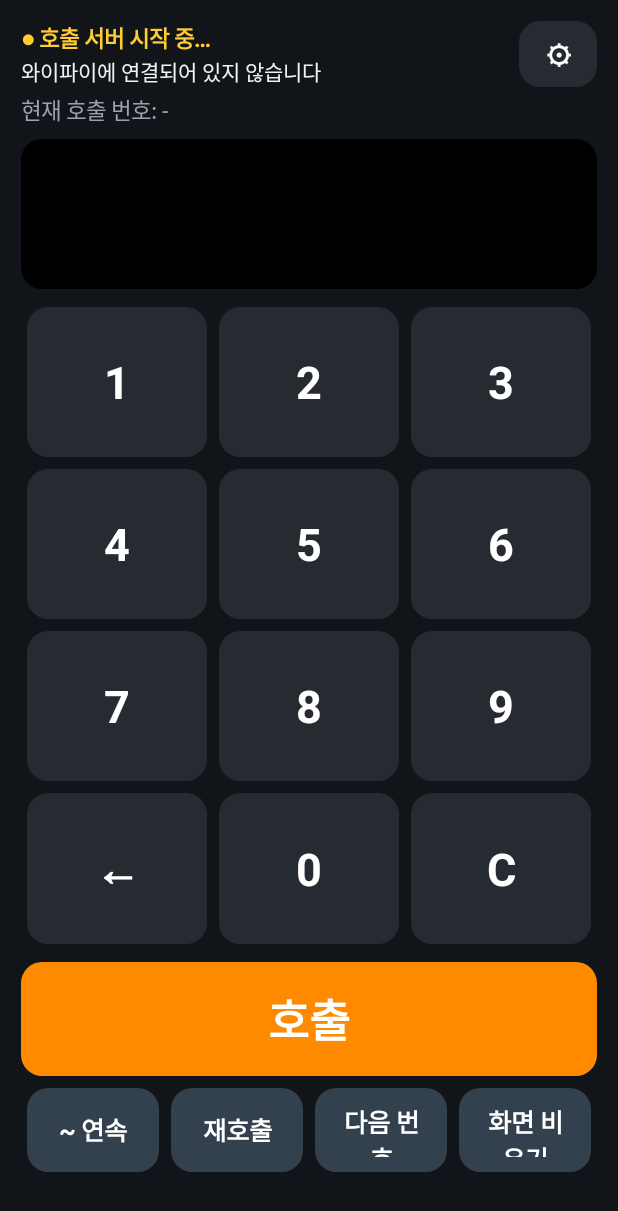
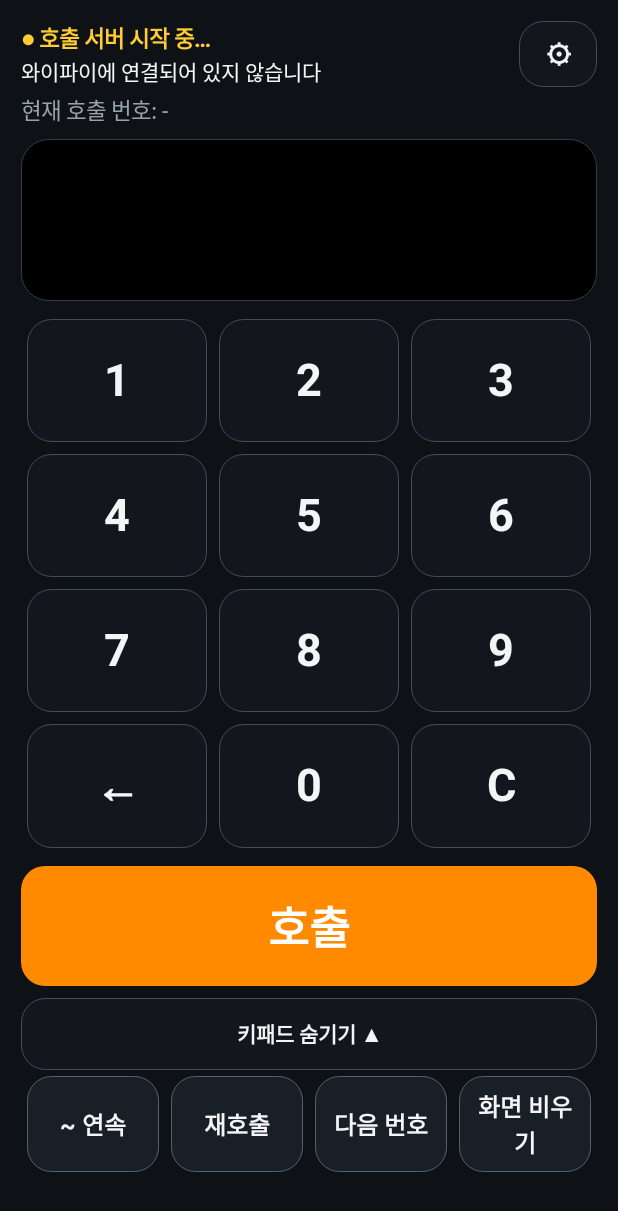
Before and after one commit to zzangf1234-boop/s, an Android app: the screen it shows after launch (CallerActivity), after a tap on "📱 호출기 (호스트 · 번호 보내기)", on a phone screen of 412 x 824 dp. Shown: the top 1211 px of the screen. Run offline under Robolectric (Android 15) with nearby library versions, the phone set to English and light mode, and no system bars; network calls fail; pictures from the network do not load.

Commit message:
호출기 화면 디자인 개선 + 세로 화면 키패드 숨기기 (1.4.0)
- 남색 톤 정리, 버튼에 테두리·자동 글자 크기(글씨 잘림 방지), 입력칸 패널 스타일
- 세로 화면에도 키패드 숨기기 토글 (숨기면 입력·호출 버튼이 커짐, 선택 기억)
- 모든 대화상자를 앱 어두운 테마(DidDialog)로 통일

Co-Authored-By: Claude Code <noreply@anthropic.com>

```diff
--- a/app/src/main/java/com/store/didcall/CallerActivity.java
+++ b/app/src/main/java/com/store/didcall/CallerActivity.java
@@ -196,7 +196,7 @@ public class CallerActivity extends Activity implements VoiceRecorder.Host {
     private TextView makeInput(float sp) {
         inputView = Ui.text(this, "", sp, Ui.YELLOW, true);
         inputView.setGravity(Gravity.CENTER);
-        inputView.setBackground(Ui.round(this, 0xFF000000, 14));
+        inputView.setBackground(Ui.panel(this, 0xFF000000, 18));
         inputView.setLetterSpacing(0.1f);
         inputView.setSingleLine(true);
         if (Build.VERSION.SDK_INT >= 26) { // "123~130" 처럼 길어지면 글자를 줄여 한 줄에
@@ -277,7 +277,7 @@ public class CallerActivity extends Activity implements VoiceRecorder.Host {
             b.setOnLongClickListener(v -> {
                 tap(v);
                 String items = o.optString("items");
-                new AlertDialog.Builder(this, android.R.style.Theme_Material_Dialog_Alert)
+                new AlertDialog.Builder(this, R.style.DidDialog)
                         .setTitle(n + "번 주문")
                         .setMessage((items.isEmpty() ? "" : items + "\n\n") + "조리중 목록에서 지울까요? (호출하지 않음)")
                         .setPositiveButton("지우기", (d, x) -> request("/waiting/remove?n=" + n, n + "번을 조리중에서 지웠습니다"))
@@ -301,6 +301,7 @@ public class CallerActivity extends Activity implements VoiceRecorder.Host {
 
     private void buildPortrait() {
         int g = Ui.dp(this, 8);
+        boolean kp = prefs.getBoolean(K_KEYPAD_VIS, true);
         LinearLayout root = new LinearLayout(this);
         root.setOrientation(LinearLayout.VERTICAL);
         root.setBackgroundColor(Ui.BG);
@@ -308,16 +309,31 @@ public class CallerActivity extends Activity implements VoiceRecorder.Host {
         root.addView(header());
         root.addView(makeCurrent());
         root.addView(makeWaiting());
-        root.addView(makeInput(60), new LinearLayout.LayoutParams(-1, Ui.dp(this, 100)));
-        LinearLayout.LayoutParams padLp = new LinearLayout.LayoutParams(-1, 0, 1f);
-        padLp.topMargin = g;
-        root.addView(makeKeypad(), padLp);
-        LinearLayout.LayoutParams cLp = new LinearLayout.LayoutParams(-1, Ui.dp(this, 76));
+        root.addView(makeInput(kp ? 60 : 90), new LinearLayout.LayoutParams(-1, Ui.dp(this, 108)));
+        if (kp) {
+            LinearLayout.LayoutParams padLp = new LinearLayout.LayoutParams(-1, 0, 1f);
+            padLp.topMargin = g;
+            root.addView(makeKeypad(), padLp);
+        } else {
+            View sp = new View(this);
+            LinearLayout.LayoutParams spLp = new LinearLayout.LayoutParams(-1, 0, 1f);
+            root.addView(sp, spLp);
+        }
+        LinearLayout.LayoutParams cLp = new LinearLayout.LayoutParams(-1, Ui.dp(this, 80));
         cLp.topMargin = g;
         root.addView(makeCall(), cLp);
-        LinearLayout.LayoutParams rLp = new LinearLayout.LayoutParams(-1, Ui.dp(this, 56));
+        // 키패드 보이기·숨기기 (숨기면 입력 번호·호출 버튼이 그만큼 커짐 — 가로 모드와 같은 방식)
+        Button toggle = Ui.button(this, kp ? "키패드 숨기기 ▲" : "▼ 키패드", Ui.KEY, 15);
+        toggle.setOnClickListener(v -> {
+            prefs.edit().putBoolean(K_KEYPAD_VIS, !prefs.getBoolean(K_KEYPAD_VIS, true)).apply();
+            buildUi();
+        });
+        LinearLayout.LayoutParams rLp = new LinearLayout.LayoutParams(-1, Ui.dp(this, 48));
         rLp.topMargin = g;
-        root.addView(makeAux(), rLp);
+        root.addView(toggle, rLp);
+        LinearLayout.LayoutParams aLp = new LinearLayout.LayoutParams(-1, Ui.dp(this, 64));
+        aLp.topMargin = g / 2;
+        root.addView(makeAux(), aLp);
         root.addView(makeMsg());
         setContentView(root);
     }
@@ -568,7 +584,7 @@ public class CallerActivity extends Activity implements VoiceRecorder.Host {
     // ───────────────────────── 기기 승인 ─────────────────────────
     private void askApproval(final JSONObject r) {
         final String id = r.optString("id");
-        new AlertDialog.Builder(this, android.R.style.Theme_Material_Dialog_Alert)
+        new AlertDialog.Builder(this, R.style.DidDialog)
                 .setTitle("새 기기가 호출 권한을 요청합니다")
                 .setMessage(r.optString("name") + "\n(" + r.optString("ip") + ")\n\n허용하면 이 기기에서 번호 호출·설정 변경을 할 수 있습니다.\n모르는 기기라면 [거부]를 누르세요.")
                 .setPositiveButton("허용", (d, w) -> call("/auth/decide?id=" + id + "&ok=1", () -> msg("✔ " + r.optString("name") + " 허용됨")))
@@ -584,7 +600,7 @@ public class CallerActivity extends Activity implements VoiceRecorder.Host {
                 final JSONArray arr = o.optJSONArray("devices");
                 ui.post(() -> {
                     if (arr == null || arr.length() == 0) {
-                        new AlertDialog.Builder(this, android.R.style.Theme_Material_Dialog_Alert)
+                        new AlertDialog.Builder(this, R.style.DidDialog)
                                 .setTitle("허용된 기기")
                                 .setMessage("아직 허용된 기기가 없습니다.\n\n다른 폰·PC에서 호출 페이지를 열고 호출하려고 하면 이 폰에 허용 요청이 뜹니다. TV 화면·PC 화면은 허용 없이 볼 수 있습니다.")
                                 .setPositiveButton("확인", null)
@@ -599,11 +615,11 @@ public class CallerActivity extends Activity implements VoiceRecorder.Host {
                         items[i] = d.optString("name") + "\n" + d.optString("ip") + " · 마지막 사용 "
                                 + (mins < 1 ? "방금" : mins < 60 ? mins + "분 전" : mins < 1440 ? (mins / 60) + "시간 전" : (mins / 1440) + "일 전");
                     }
-                    new AlertDialog.Builder(this, android.R.style.Theme_Material_Dialog_Alert)
+                    new AlertDialog.Builder(this, R.style.DidDialog)
                             .setTitle("허용된 기기 (눌러서 권한 빼기)")
                             .setItems(items, (dd, which) -> {
                                 final JSONObject d = arr.optJSONObject(which);
-                                new AlertDialog.Builder(this, android.R.style.Theme_Material_Dialog_Alert)
+                                new AlertDialog.Builder(this, R.style.DidDialog)
                                         .setMessage(d.optString("name") + " 의 호출 권한을 뺄까요?\n다시 쓰려면 허용 요청을 새로 받아야 합니다.")
                                         .setPositiveButton("권한 빼기", (x, y) -> call("/auth/revoke?token=" + d.optString("token"), () -> msg("권한을 뺐습니다")))
                                         .setNegativeButton("취소", null)
@@ -665,7 +681,7 @@ public class CallerActivity extends Activity implements VoiceRecorder.Host {
                 "역할 다시 선택",
                 "호출 서버 끄고 종료",
         };
-        new AlertDialog.Builder(this, android.R.style.Theme_Material_Dialog_Alert)
+        new AlertDialog.Builder(this, R.style.DidDialog)
                 .setItems(items, (d, which) -> {
                     switch (which) {
                         case 0: pickMedia("image/*", REQ_IMAGES, "TV에 띄울 이미지 선택"); break;
@@ -716,7 +732,7 @@ public class CallerActivity extends Activity implements VoiceRecorder.Host {
         String[] items = {"자동 회전 (폰을 돌리는 대로)", "세로 고정", "가로 고정 (키패드 연결 시 추천)"};
         String cur = prefs.getString(K_ORIENT, "auto");
         int checked = cur.equals("portrait") ? 1 : cur.equals("landscape") ? 2 : 0;
-        new AlertDialog.Builder(this, android.R.style.Theme_Material_Dialog_Alert)
+        new AlertDialog.Builder(this, R.style.DidDialog)
                 .setTitle("호출기 화면 방향")
                 .setSingleChoiceItems(items, checked, (d, which) -> {
                     prefs.edit().putString(K_ORIENT, values[which]).apply();
@@ -750,7 +766,7 @@ public class CallerActivity extends Activity implements VoiceRecorder.Host {
         names.add("upload");
         labels.add("📁 내 소리 파일 올리기 (mp3·wav, 5MB 이하)");
         final int[] sel = {Math.max(0, names.indexOf(last.optString("chime", "dingdong")))};
-        new AlertDialog.Builder(this, android.R.style.Theme_Material_Dialog_Alert)
+        new AlertDialog.Builder(this, R.style.DidDialog)
                 .setTitle("알림음 (누르면 미리 듣기)")
                 .setSingleChoiceItems(labels.toArray(new String[0]), sel[0], (d, which) -> {
                     if ("upload".equals(names.get(which))) {
@@ -828,7 +844,7 @@ public class CallerActivity extends Activity implements VoiceRecorder.Host {
             items.add("↺ 속도·높낮이 기본값으로");
             acts.add(() -> call("/config?rate=95&pitch=100", () -> { msg("기본값으로 되돌렸습니다"); showVoiceSettings(); }));
         }
-        new AlertDialog.Builder(this, android.R.style.Theme_Material_Dialog_Alert)
+        new AlertDialog.Builder(this, R.style.DidDialog)
                 .setTitle("목소리 설정" + (packMode || v.optBoolean("ready") ? "" : " (음성 엔진 준비 중…)"))
                 .setItems(items.toArray(new String[0]), (d, which) -> acts.get(which).run())
                 .setNegativeButton("닫기", null)
@@ -846,7 +862,7 @@ public class CallerActivity extends Activity implements VoiceRecorder.Host {
         }
         modes.add("rec"); labels.add("내 목소리 (⚙ → 내 목소리 녹음에서 녹음)");
         int checked = Math.max(0, modes.indexOf(cur));
-        new AlertDialog.Builder(this, android.R.style.Theme_Material_Dialog_Alert)
+        new AlertDialog.Builder(this, R.style.DidDialog)
                 .setTitle("목소리 종류")
                 .setSingleChoiceItems(labels.toArray(new String[0]), checked, (d, which) -> {
                     d.dismiss();
@@ -869,7 +885,7 @@ public class CallerActivity extends Activity implements VoiceRecorder.Host {
             labels[i] = phrases.optJSONObject(i).optString("label");
             if (phrases.optJSONObject(i).optString("name").equals(last.optString("packPhrase", "p_food"))) checked = i;
         }
-        new AlertDialog.Builder(this, android.R.style.Theme_Material_Dialog_Alert)
+        new AlertDialog.Builder(this, R.style.DidDialog)
                 .setTitle("번호 뒤 안내 문장")
                 .setSingleChoiceItems(labels, checked, (d, which) -> {
                     d.dismiss();
@@ -887,7 +903,7 @@ public class CallerActivity extends Activity implements VoiceRecorder.Host {
         String[] items = new String[engines.length() + 1];
         items[0] = "기본 음성 엔진 (폰 설정 따름)";
         for (int i = 0; i < engines.length(); i++) items[i + 1] = engines.optJSONObject(i).optString("label");
-        new AlertDialog.Builder(this, android.R.style.Theme_Material_Dialog_Alert)
+        new AlertDialog.Builder(this, R.style.DidDialog)
                 .setTitle("음성 엔진")
                 .setItems(items, (d, which) -> {
                     String name = which == 0 ? "" : engines.optJSONObject(which - 1).optString("name");
@@ -912,7 +928,7 @@ public class CallerActivity extends Activity implements VoiceRecorder.Host {
             if (names[i + 1].equals(current)) checked = i + 1;
         }
         final int[] sel = {checked};
-        new AlertDialog.Builder(this, android.R.style.Theme_Material_Dialog_Alert)
+        new AlertDialog.Builder(this, R.style.DidDialog)
                 .setTitle("목소리 (누르면 미리 듣기)")
                 .setSingleChoiceItems(labels, checked, (d, which) -> {
                     sel[0] = which;
@@ -943,7 +959,7 @@ public class CallerActivity extends Activity implements VoiceRecorder.Host {
         TextView hint = Ui.text(this, "100% = 보통. 왼쪽은 느리게/낮게, 오른쪽은 빠르게/높게", 13, Ui.MUTED, false);
         hint.setGravity(Gravity.CENTER);
         box.addView(hint);
-        final AlertDialog dlg = new AlertDialog.Builder(this, android.R.style.Theme_Material_Dialog_Alert)
+        final AlertDialog dlg = new AlertDialog.Builder(this, R.style.DidDialog)
                 .setTitle(title)
                 .setView(box)
                 .setPositiveButton("저장", (d, w) -> call("/config?" + key + "=" + (50 + bar.getProgress() * 5), () -> { msg("✔ 저장했습니다"); showVoiceSettings(); }))
@@ -1001,7 +1017,7 @@ public class CallerActivity extends Activity implements VoiceRecorder.Host {
         info.setPadding(0, pad / 2, 0, 0);
         box.addView(info);
 
-        new AlertDialog.Builder(this, android.R.style.Theme_Material_Dialog_Alert)
+        new AlertDialog.Builder(this, R.style.DidDialog)
                 .setTitle("영업 시간 · 마감 안내")
                 .setView(box)
                 .setPositiveButton("저장", (d, w) -> call("/config?closeOn=" + (auto.isChecked() ? "1" : "0") + "&open=" + open[0]
@@ -1082,7 +1098,7 @@ public class CallerActivity extends Activity implements VoiceRecorder.Host {
 
         android.widget.ScrollView sv = new android.widget.ScrollView(this);
         sv.addView(box);
-        new AlertDialog.Builder(this, android.R.style.Theme_Material_Dialog_Alert)
+        new AlertDialog.Builder(this, R.style.DidDialog)
                 .setTitle("🧾 키오스크 주문 연동")
                 .setView(sv)
                 .setPositiveButton("저장", (d, w) -> call("/config?kioskOn=" + (on.isChecked() ? "1" : "0")
@@ -1094,7 +1110,7 @@ public class CallerActivity extends Activity implements VoiceRecorder.Host {
     }
 
     private void confirmClearWaiting() {
-        new AlertDialog.Builder(this, android.R.style.Theme_Material_Dialog_Alert)
+        new AlertDialog.Builder(this, R.style.DidDialog)
                 .setMessage("조리중 목록을 모두 지울까요?")
                 .setPositiveButton("모두 지우기", (d, w) -> request("/waiting/clear", "조리중 목록을 비웠습니다"))
                 .setNegativeButton("취소", null)
@@ -1106,7 +1122,7 @@ public class CallerActivity extends Activity implements VoiceRecorder.Host {
     private void pickTime(String cur, final TimeSet cb) {
         int h = 9, m = 0;
         try { h = Integer.parseInt(cur.substring(0, 2)); m = Integer.parseInt(cur.substring(3, 5)); } catch (Exception ignored) {}
-        new TimePickerDialog(this, android.R.style.Theme_Material_Dialog_Alert,
+        new TimePickerDialog(this, R.style.DidDialog,
                 (v, hh, mm) -> cb.on(String.format(java.util.Locale.US, "%02d:%02d", hh, mm)), h, m, true).show();
     }
 
@@ -1114,7 +1130,7 @@ public class CallerActivity extends Activity implements VoiceRecorder.Host {
     private void showConnectInfo() {
         String ip = Net.localIp();
         String base = "http://" + ip + ":" + Net.HTTP_PORT;
-        new AlertDialog.Builder(this, android.R.style.Theme_Material_Dialog_Alert)
+        new AlertDialog.Builder(this, R.style.DidDialog)
                 .setTitle("TV·PC 화면 연결 방법")
                 .setMessage("이 폰이 호출 서버입니다. TV·PC는 같은 와이파이에 연결하세요.\n\n"
                         + "📺 안드로이드 TV 기기\nDID 앱 → 'TV 화면' 선택 → 자동으로 이 폰을 찾습니다.\n"
@@ -1318,7 +1334,7 @@ public class CallerActivity extends Activity implements VoiceRecorder.Host {
         }
         items[KeyMap.ACTIONS.length] = "↺ 텐키형 기본값으로 (. = 한 칸 지우기)";
         items[KeyMap.ACTIONS.length + 1] = "↺ 백스페이스형 기본값으로 (← = 한 칸 지우기)";
-        new AlertDialog.Builder(this, android.R.style.Theme_Material_Dialog_Alert)
+        new AlertDialog.Builder(this, R.style.DidDialog)
                 .setTitle("키 설정 (숫자 키는 항상 번호 입력)")
                 .setItems(items, (d, which) -> {
                     if (which < KeyMap.ACTIONS.length) {
@@ -1337,7 +1353,7 @@ public class CallerActivity extends Activity implements VoiceRecorder.Host {
     private void captureKey(final int idx) {
         final String action = KeyMap.ACTIONS[idx];
         final Map<String, List<String>> m = keyMap();
-        final AlertDialog dlg = new AlertDialog.Builder(this, android.R.style.Theme_Material_Dialog_Alert)
+        final AlertDialog dlg = new AlertDialog.Builder(this, R.style.DidDialog)
                 .setTitle("'" + KeyMap.LABELS[idx] + "' 키 지정")
                 .setMessage(captureText(m, action))
                 .setPositiveButton("완료", (d, w) -> showKeySettings())
--- a/app/src/main/java/com/store/didcall/Ui.java
+++ b/app/src/main/java/com/store/didcall/Ui.java
@@ -5,6 +5,7 @@ import android.graphics.Color;
 import android.graphics.Typeface;
 import android.graphics.drawable.GradientDrawable;
 import android.graphics.drawable.StateListDrawable;
+import android.os.Build;
 import android.util.TypedValue;
 import android.view.Gravity;
 import android.widget.Button;
@@ -12,14 +13,17 @@ import android.widget.TextView;
 
 /** 레이아웃 XML 없이 코드로 화면을 만들기 위한 도우미 */
 final class Ui {
-    static final int BG = Color.parseColor("#111418");
-    static final int PANEL = Color.parseColor("#1C2127");
-    static final int KEY = Color.parseColor("#262B31");
-    static final int KEY2 = Color.parseColor("#33404D");
+    // 차분한 남색 계열 + 주황 포인트
+    static final int BG = Color.parseColor("#0E1116");
+    static final int PANEL = Color.parseColor("#171C23");
+    static final int PANEL2 = Color.parseColor("#1D242D");
+    static final int KEY = Color.parseColor("#232B35");
+    static final int KEY2 = Color.parseColor("#2E3A47");
+    static final int STROKE = Color.parseColor("#333D49");
     static final int ACCENT = Color.parseColor("#FF8A00");
     static final int YELLOW = Color.parseColor("#FFCC33");
-    static final int TEXT = Color.parseColor("#F2F2F2");
-    static final int MUTED = Color.parseColor("#9AA3AD");
+    static final int TEXT = Color.parseColor("#F4F5F7");
+    static final int MUTED = Color.parseColor("#98A2AE");
 
     private Ui() {}
 
@@ -31,6 +35,13 @@ final class Ui {
         GradientDrawable d = new GradientDrawable();
         d.setColor(color);
         d.setCornerRadius(dp(c, radiusDp));
+        return d;
+    }
+
+    /** 둥근 모서리 + 옅은 테두리 (패널·입력칸용) */
+    static GradientDrawable panel(Context c, int fill, float radiusDp) {
+        GradientDrawable d = round(c, fill, radiusDp);
+        d.setStroke(dp(c, 1), STROKE);
         return d;
     }
 
@@ -47,17 +58,31 @@ final class Ui {
         Button b = new Button(c);
         b.setText(label);
         b.setAllCaps(false);
-        b.setTextColor(Color.WHITE);
+        b.setIncludeFontPadding(false);
+        b.setTextColor(color == ACCENT ? Color.WHITE : TEXT);
         b.setTextSize(TypedValue.COMPLEX_UNIT_SP, sp);
         b.setTypeface(Typeface.DEFAULT_BOLD);
         b.setGravity(Gravity.CENTER);
+        // 기본 패딩을 지우고 여유 있게 — 글씨 잘림 방지
+        b.setPadding(dp(c, 8), 0, dp(c, 8), 0);
         StateListDrawable sl = new StateListDrawable();
-        sl.addState(new int[]{android.R.attr.state_pressed}, round(c, lighten(color), 14));
-        sl.addState(new int[]{android.R.attr.state_focused}, round(c, lighten(color), 14));
-        sl.addState(new int[]{}, round(c, color, 14));
+        sl.addState(new int[]{android.R.attr.state_pressed}, round(c, lighten(color), 16));
+        sl.addState(new int[]{android.R.attr.state_focused}, ring(c, lighten(color)));
+        sl.addState(new int[]{}, color == KEY || color == KEY2 ? ring(c, color) : round(c, color, 16));
         b.setBackground(sl);
         b.setStateListAnimator(null);
+        // 길게 써도 한 줄로 줄어듦 (글씨 잘림 방지)
+        if (Build.VERSION.SDK_INT >= 26) {
+            b.setAutoSizeTextTypeUniformWithConfiguration(10, (int) sp, 2, TypedValue.COMPLEX_UNIT_SP);
+        }
         return b;
+    }
+
+    /** 채우지 않고 테두리만 있는 버튼 (보조 키 느낌) */
+    private static GradientDrawable ring(Context c, int color) {
+        GradientDrawable d = round(c, shade(color), 16);
+        d.setStroke(dp(c, 1), lighten(color));
+        return d;
     }
 
     static int lighten(int color) {
@@ -66,4 +91,11 @@ final class Ui {
         int bl = Math.min(255, (int) (Color.blue(color) * 1.35f + 20));
         return Color.rgb(r, g, bl);
     }
+
+    static int shade(int color) {
+        int r = (int) (Color.red(color) * 0.55f);
+        int g = (int) (Color.green(color) * 0.55f);
+        int bl = (int) (Color.blue(color) * 0.55f);
+        return Color.rgb(r, g, bl);
+    }
 }
--- a/app/src/main/java/com/store/didcall/Updater.java
+++ b/app/src/main/java/com/store/didcall/Updater.java
@@ -62,7 +62,7 @@ final class Updater {
     static void showResult(Activity a, String result) {
         if (result.startsWith("update:")) {
             String ver = result.substring(7);
-            new AlertDialog.Builder(a, android.R.style.Theme_Material_Dialog_Alert)
+            new AlertDialog.Builder(a, R.style.DidDialog)
                     .setTitle("새 버전이 있습니다")
                     .setMessage("현재 " + current(a) + " → 새 버전 " + ver
                             + "\n\n1) APK 받기 — GitHub 사이트의 최근 빌드에서 DID-number-call-apk 를 받아 설치합니다.\n"
@@ -74,13 +74,13 @@ final class Updater {
                     .setNegativeButton("나중에", null)
                     .show();
         } else if ("latest".equals(result)) {
-            new AlertDialog.Builder(a, android.R.style.Theme_Material_Dialog_Alert)
+            new AlertDialog.Builder(a, R.style.DidDialog)
                     .setTitle("업데이트 확인")
                     .setMessage("최신 버전입니다 (현재 " + current(a) + ")")
                     .setPositiveButton("확인", null)
                     .show();
         } else {
-            new AlertDialog.Builder(a, android.R.style.Theme_Material_Dialog_Alert)
+            new AlertDialog.Builder(a, R.style.DidDialog)
                     .setTitle("업데이트 확인 실패")
                     .setMessage("인터넷(와이파이) 연결을 확인해 주세요.\n" + result)
                     .setPositiveButton("확인", null)
--- a/app/src/main/java/com/store/didcall/VoiceRecorder.java
+++ b/app/src/main/java/com/store/didcall/VoiceRecorder.java
@@ -87,7 +87,7 @@ final class VoiceRecorder {
         final int base = 2;
         final int doneN = done, needN = need;
         final boolean ready = done == need;
-        new AlertDialog.Builder(a, android.R.style.Theme_Material_Dialog_Alert)
+        new AlertDialog.Builder(a, R.style.DidDialog)
                 .setTitle("내 목소리 녹음 (" + done + "/" + need + ")" + (ready ? " — 준비 완료" : ""))
                 .setItems(items.toArray(new String[0]), (d, which) -> {
                     if (which == 0) {
@@ -104,7 +104,7 @@ final class VoiceRecorder {
                         host.play("/voice?n=51");
                         showList(template, closeMsg, recMode);
                     } else if (which == base + list.size()) {
-                        new AlertDialog.Builder(a, android.R.style.Theme_Material_Dialog_Alert)
+                        new AlertDialog.Builder(a, R.style.DidDialog)
                                 .setMessage("녹음한 목소리를 모두 지울까요? 음성 방식은 기계 음성으로 바뀝니다.")
                                 .setPositiveButton("지우기", (d2, w2) -> {
                                     File[] fs = dir.listFiles();
@@ -167,7 +167,7 @@ final class VoiceRecorder {
         row.addView(play, new LinearLayout.LayoutParams(lp));
         box.addView(row);
 
-        final AlertDialog dlg = new AlertDialog.Builder(a, android.R.style.Theme_Material_Dialog_Alert)
+        final AlertDialog dlg = new AlertDialog.Builder(a, R.style.DidDialog)
                 .setTitle(clip.title + " 녹음")
                 .setView(box)
                 .setPositiveButton("저장", null)
--- /dev/null
+++ b/app/src/main/res/values/styles.xml
@@ -0,0 +1,29 @@
+<?xml version="1.0" encoding="utf-8"?>
+<resources>
+    <!-- 앱 어두운 색에 맞춘 대화상자 테마 (기본 흰 테마 대신) -->
+    <style name="DidDialog" parent="android:Theme.Material.Dialog.Alert">
+        <item name="android:colorBackground">#171C23</item>
+        <item name="android:windowBackground">@android:color/transparent</item>
+        <item name="android:background">#171C23</item>
+        <item name="android:colorAccent">#FF8A00</item>
+        <item name="android:textColorPrimary">#F4F5F7</item>
+        <item name="android:textColor">#F4F5F7</item>
+        <item name="android:textColorSecondary">#98A2AE</item>
+        <item name="android:buttonBarPositiveButtonStyle">@style/DidDialogButtonAccent</item>
+        <item name="android:buttonBarNegativeButtonStyle">@style/DidDialogButton</item>
+        <item name="android:buttonBarNeutralButtonStyle">@style/DidDialogButton</item>
+    </style>
+
+    <style name="DidDialogButton" parent="android:Widget.Material.Button.Borderless.Colored">
+        <item name="android:textColor">#B8C1CC</item>
+        <item name="android:textSize">15sp</item>
+        <item name="android:textAllCaps">false</item>
+    </style>
+
+    <style name="DidDialogButtonAccent" parent="android:Widget.Material.Button.Borderless.Colored">
+        <item name="android:textColor">#FF8A00</item>
+        <item name="android:textSize">15sp</item>
+        <item name="android:textStyle">bold</item>
+        <item name="android:textAllCaps">false</item>
+    </style>
+</resources>
```
Also changed, not shown: app/src/main/java/com/store/didcall/DisplayActivity.java (+4 -4 lines), 1 other file.
